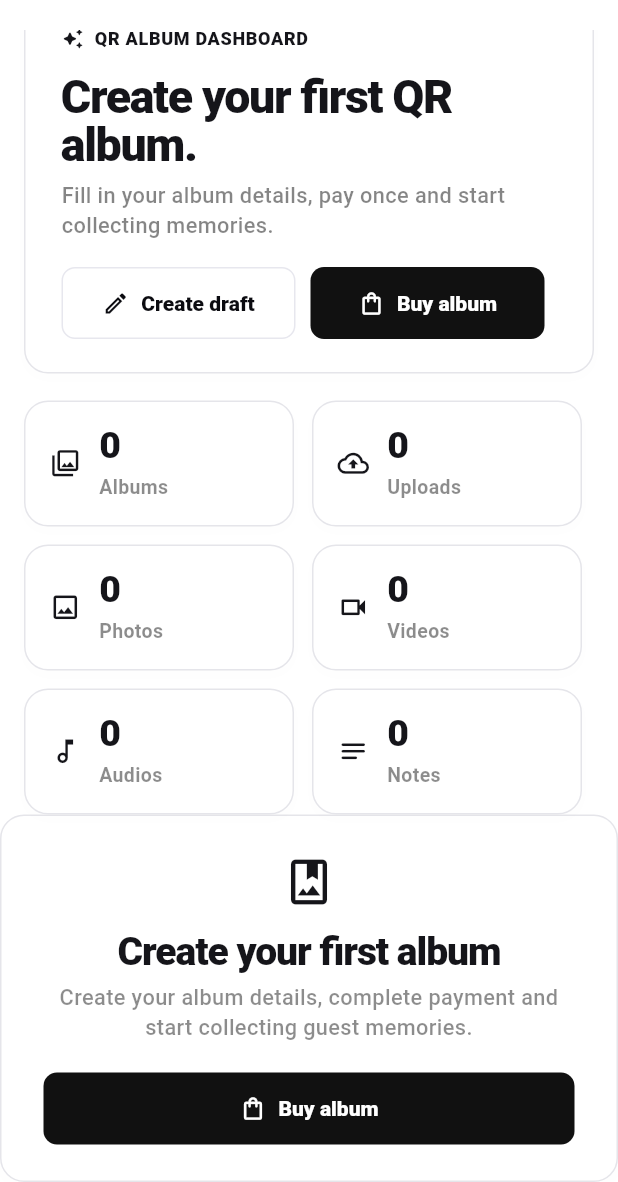
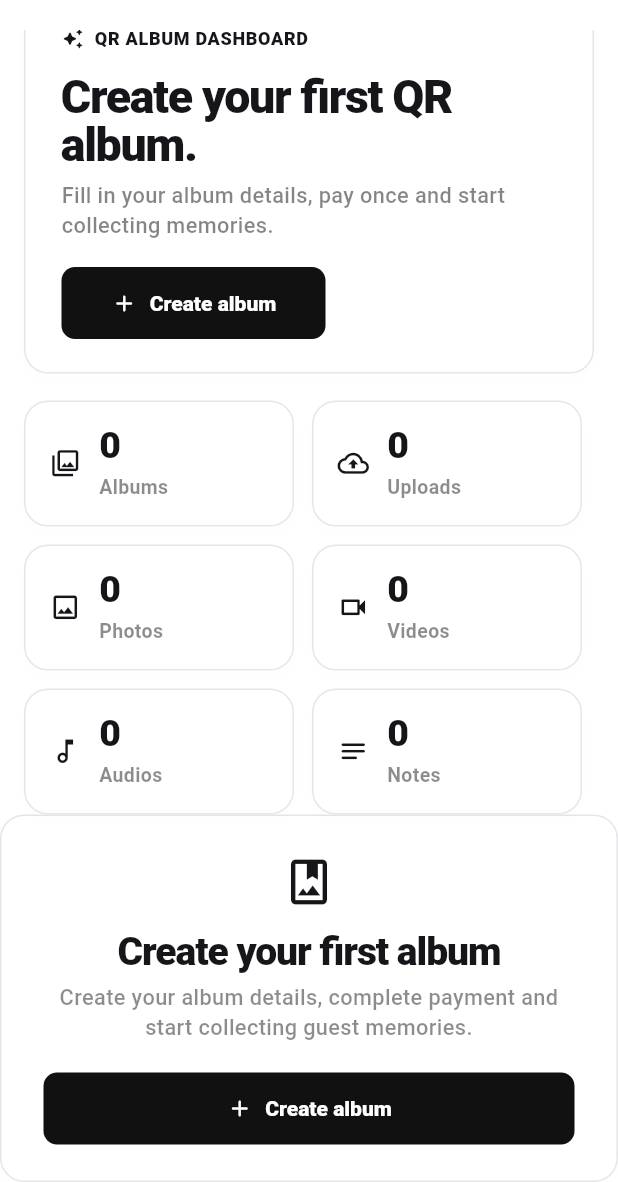
Before and after one commit to dnuno10/myphotoqr, a Flutter app: the DashboardPage screen opened by its route, scrolled down 44 dp, on a phone screen of 412 x 824 dp, the part 54-1236 px from its top. Run offline on Flutter 3.47's test engine with Material 3 defaults, Android fonts, the phone set to English and light mode, and no system bars; our stand-ins replace cached_network_image, chewie, file_picker, go_router, pin_code_fields, qr_flutter and 4 more; missing offline and left inert: dart:html, dart:js_util; accounts and stored records are empty; Roboto replaces fonts that are missing (Arial).

Commit message:
update last changes

```diff
--- a/lib/features/albums/dashboard_page.dart
+++ b/lib/features/albums/dashboard_page.dart
@@ -35,10 +35,6 @@ class _DashboardPageState extends State<DashboardPage> {
     }
   }
 
-  void _buyAlbum() {
-    context.go('/create');
-  }
-
   Widget _buildDashboardContent({required bool compact}) {
     final left = compact ? 16.0 : 22.0;
     final right = compact ? 16.0 : 34.0;
@@ -65,7 +61,6 @@ class _DashboardPageState extends State<DashboardPage> {
                 child: _DashboardHeader(
                   albums: albums,
                   onCreateAlbum: () => context.go('/create'),
-                  onBuyAlbum: _buyAlbum,
                 ),
               ),
             ),
@@ -78,9 +73,7 @@ class _DashboardPageState extends State<DashboardPage> {
             if (albums.isEmpty)
               SliverFillRemaining(
                 hasScrollBody: false,
-                child: Center(
-                  child: _EmptyAlbumsCard(onBuyAlbum: _buyAlbum),
-                ),
+                child: Center(child: const _EmptyAlbumsCard()),
               )
             else ...[
               SliverToBoxAdapter(
@@ -95,13 +88,12 @@ class _DashboardPageState extends State<DashboardPage> {
               SliverPadding(
                 padding: EdgeInsets.fromLTRB(left, 0, right, 24),
                 sliver: SliverGrid.builder(
-                  gridDelegate:
-                      const SliverGridDelegateWithMaxCrossAxisExtent(
-                        maxCrossAxisExtent: 380,
-                        mainAxisExtent: 222,
-                        crossAxisSpacing: 16,
-                        mainAxisSpacing: 16,
-                      ),
+                  gridDelegate: const SliverGridDelegateWithMaxCrossAxisExtent(
+                    maxCrossAxisExtent: 380,
+                    mainAxisExtent: 222,
+                    crossAxisSpacing: 16,
+                    mainAxisSpacing: 16,
+                  ),
                   itemCount: albums.length,
                   itemBuilder: (context, index) {
                     final album = albums[index];
@@ -134,7 +126,6 @@ class _DashboardPageState extends State<DashboardPage> {
                   child: _DashboardMobileDrawer(
                     onDashboard: () => context.go('/'),
                     onCreateAlbum: () => context.go('/create'),
-                    onBuyAlbum: _buyAlbum,
                     onSignOut: _signOut,
                   ),
                 )
@@ -147,7 +138,6 @@ class _DashboardPageState extends State<DashboardPage> {
                       _DashboardSidebar(
                         onDashboard: () => context.go('/'),
                         onCreateAlbum: () => context.go('/create'),
-                        onBuyAlbum: _buyAlbum,
                         onSignOut: _signOut,
                       ),
                       Expanded(child: _buildDashboardContent(compact: false)),
@@ -164,13 +154,11 @@ class _DashboardMobileDrawer extends StatelessWidget {
   const _DashboardMobileDrawer({
     required this.onDashboard,
     required this.onCreateAlbum,
-    required this.onBuyAlbum,
     required this.onSignOut,
   });
 
   final VoidCallback onDashboard;
   final VoidCallback onCreateAlbum;
-  final VoidCallback onBuyAlbum;
   final Future<void> Function() onSignOut;
 
   @override
@@ -209,14 +197,6 @@ class _DashboardMobileDrawer extends StatelessWidget {
               onCreateAlbum();
             },
           ),
-          ListTile(
-            leading: const Icon(Icons.shopping_bag_outlined),
-            title: const Text('Buy album'),
-            onTap: () {
-              Navigator.of(context).pop();
-              onBuyAlbum();
-            },
-          ),
           const Divider(height: 1),
           ListTile(
             leading: const Icon(Icons.logout_rounded),
@@ -236,13 +216,11 @@ class _DashboardSidebar extends StatelessWidget {
   const _DashboardSidebar({
     required this.onDashboard,
     required this.onCreateAlbum,
-    required this.onBuyAlbum,
     required this.onSignOut,
   });
 
   final VoidCallback onDashboard;
   final VoidCallback onCreateAlbum;
-  final VoidCallback onBuyAlbum;
   final VoidCallback onSignOut;
 
   @override
@@ -272,12 +250,6 @@ class _DashboardSidebar extends StatelessWidget {
             icon: Icons.add_rounded,
             tooltip: 'Create album',
             onTap: onCreateAlbum,
-          ),
-          const SizedBox(height: 12),
-          _SidebarButton(
-            icon: Icons.shopping_bag_outlined,
-            tooltip: 'Buy album',
-            onTap: onBuyAlbum,
           ),
           const Spacer(),
           _SidebarButton(
@@ -340,15 +312,10 @@ class _SidebarButton extends StatelessWidget {
 }
 
 class _DashboardHeader extends StatelessWidget {
-  const _DashboardHeader({
-    required this.albums,
-    required this.onCreateAlbum,
-    required this.onBuyAlbum,
-  });
+  const _DashboardHeader({required this.albums, required this.onCreateAlbum});
 
   final List<Album> albums;
   final VoidCallback onCreateAlbum;
-  final VoidCallback onBuyAlbum;
 
   @override
   Widget build(BuildContext context) {
@@ -399,22 +366,12 @@ class _DashboardHeader extends StatelessWidget {
             mainAxisSize: MainAxisSize.min,
             children: [
               SizedBox(
-                width: 156,
-                height: 48,
-                child: _SecondaryButton(
-                  text: 'Create draft',
-                  icon: Icons.edit_outlined,
-                  onPressed: onCreateAlbum,
-                ),
-              ),
-              const SizedBox(width: 10),
-              SizedBox(
-                width: 156,
+                width: 176,
                 height: 48,
                 child: _PrimaryButton(
-                  text: 'Buy album',
-                  icon: Icons.shopping_bag_outlined,
-                  onPressed: onBuyAlbum,
+                  text: 'Create album',
+                  icon: Icons.add_rounded,
+                  onPressed: onCreateAlbum,
                 ),
               ),
             ],
@@ -624,9 +581,7 @@ class _SectionTitle extends StatelessWidget {
 }
 
 class _EmptyAlbumsCard extends StatelessWidget {
-  const _EmptyAlbumsCard({required this.onBuyAlbum});
-
-  final VoidCallback onBuyAlbum;
+  const _EmptyAlbumsCard();
 
   @override
   Widget build(BuildContext context) {
@@ -670,9 +625,9 @@ class _EmptyAlbumsCard extends StatelessWidget {
               width: double.infinity,
               height: 48,
               child: _PrimaryButton(
-                text: 'Buy album',
-                icon: Icons.shopping_bag_outlined,
-                onPressed: onBuyAlbum,
+                text: 'Create album',
+                icon: Icons.add_rounded,
+                onPressed: () => context.go('/create'),
               ),
             ),
           ],
@@ -926,35 +881,6 @@ class _PrimaryButton extends StatelessWidget {
   }
 }
 
-class _SecondaryButton extends StatelessWidget {
-  const _SecondaryButton({
-    required this.text,
-    required this.onPressed,
-    this.icon,
-  });
-
-  final String text;
-  final VoidCallback onPressed;
-  final IconData? icon;
-
-  @override
-  Widget build(BuildContext context) {
-    return OutlinedButton(
-      onPressed: onPressed,
-      child: icon == null
-          ? Text(text)
-          : Row(
-              mainAxisAlignment: MainAxisAlignment.center,
-              children: [
-                Icon(icon, size: 18),
-                const SizedBox(width: 8),
-                Text(text),
-              ],
-            ),
-    );
-  }
-}
-
 class _Surface extends StatelessWidget {
   const _Surface({
     required this.child,
```
